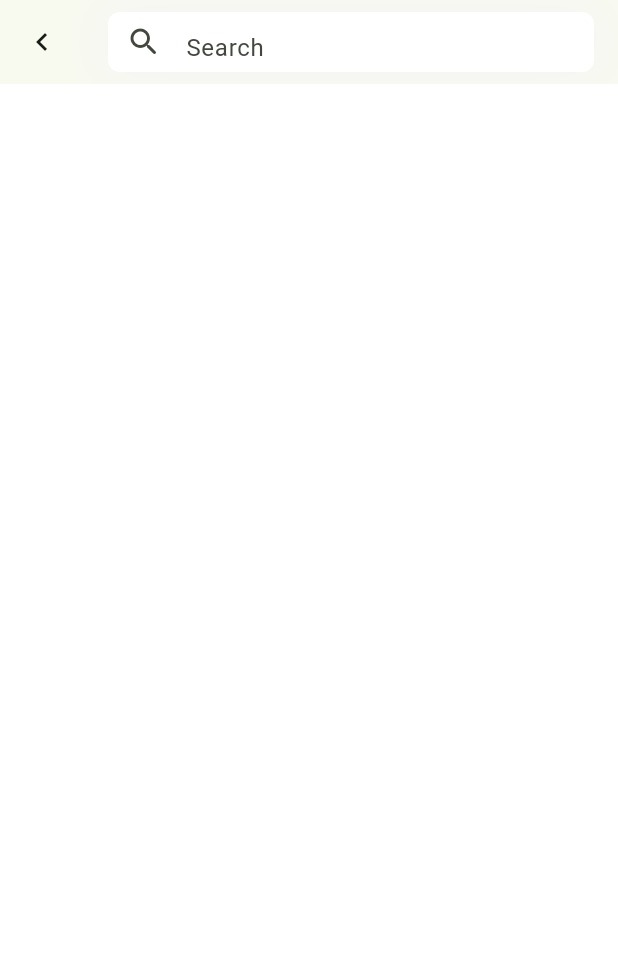
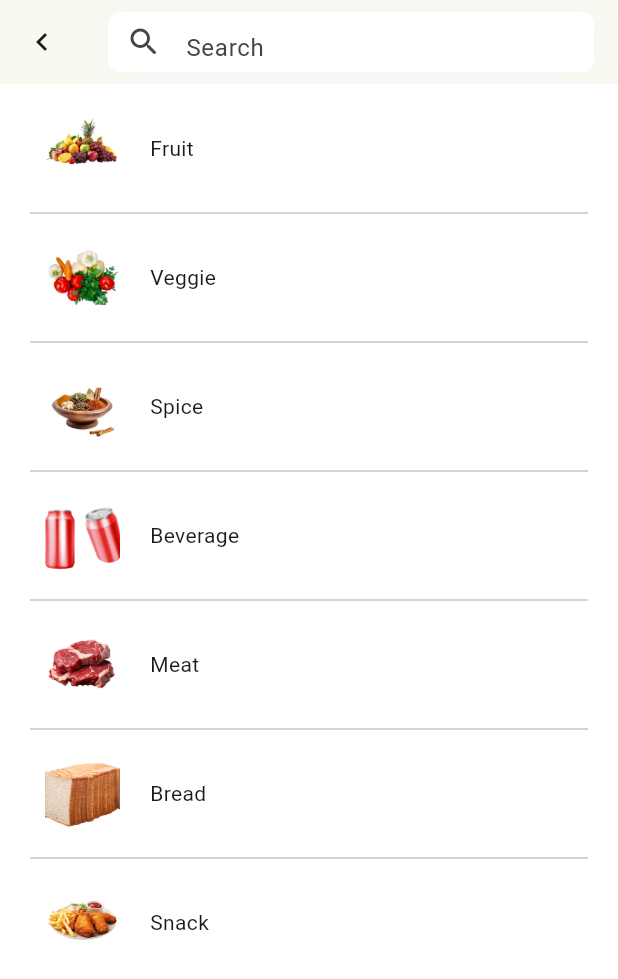
Before and after one commit to muhammadmidlaj/shoppy, a Flutter app: the screen it shows after launch, after a tap on "Search grocery", on a phone screen of 412 x 824 dp. Shown: the top 979 px of the screen. Run offline on Flutter 3.47's test engine with Material 3 defaults, Android fonts, the phone set to English and light mode, and no system bars; drawn by our look-alikes of oktoast; our stand-ins replace auto_size_text, cached_network_image, carousel_slider, dartz, equatable, flutter_bloc and 7 more; accounts and stored records are empty; network calls fail.

Commit message:
fixed customer selection issue

```diff
--- a/lib/core/utils/debouncer.dart
+++ b/lib/core/utils/debouncer.dart
@@ -12,7 +12,7 @@ class Debouncer {
       timer!.cancel();
     }
     timer = Timer(
-      const Duration(milliseconds: Duration.millisecondsPerSecond),
+      const Duration(milliseconds: Duration.millisecondsPerSecond ~/ 2),
       action,
     );
   }
--- a/lib/core/utils/typedef.dart
+++ b/lib/core/utils/typedef.dart
@@ -2,4 +2,4 @@ import 'package:dartz/dartz.dart';
 import 'package:shoppy/core/errors/error.dart';
 
 typedef DataMap = Map<String, dynamic>;
-typedef Result<T> = Future<Either<Failure,T>> ;
+typedef Result<T> = Future<Either<Failure, T>>;
--- a/lib/presentation/bloc/customer_bloc/customer_bloc.dart
+++ b/lib/presentation/bloc/customer_bloc/customer_bloc.dart
@@ -36,6 +36,11 @@ class CustomerBloc extends Bloc<CustomerEvent, CustomerState> {
   }
 
   List<Customer> _customerList = [];
+  Customer _selectedCustomer = Customer.empty();
+
+  setSelectedCustomer(Customer customer) {
+    _selectedCustomer = customer;
+  }
 
   Future<void> _fetchCustomerHandler(
       CustomerFetchEvent event, Emitter<CustomerState> emit) async {
@@ -47,7 +52,8 @@ class CustomerBloc extends Bloc<CustomerEvent, CustomerState> {
         emit(CustomerFailureState(AppTexts.noInternetMessage));
       } else {
         _customerList = cachedData;
-        emit(CustomerLoadedState(customers: cachedData));
+        emit(CustomerLoadedState(
+            customers: cachedData, selectedCustomer: _selectedCustomer));
       }
       return;
     }
@@ -56,14 +62,16 @@ class CustomerBloc extends Bloc<CustomerEvent, CustomerState> {
       final List<Customer> cachedData = await _getCustomersFromHive();
       if (cachedData.isNotEmpty) {
         _customerList = cachedData;
-        emit(CustomerLoadedState(customers: cachedData));
+        emit(CustomerLoadedState(
+            customers: cachedData, selectedCustomer: _selectedCustomer));
       } else {
         emit(CustomerFailureState(failure.message));
       }
     }, (result) {
       _insertCustomersToHive(result);
       _customerList = result;
-      emit(CustomerLoadedState(customers: result));
+      emit(CustomerLoadedState(
+          customers: result, selectedCustomer: _selectedCustomer));
     });
   }
 
@@ -75,6 +83,7 @@ class CustomerBloc extends Bloc<CustomerEvent, CustomerState> {
         customer.isSelected = !customer.isSelected;
       }
     }
+    _selectedCustomer = event.customer;
 
     emit(CustomerSelectedState(
         selectedCustomer: event.customer, customerList: _customerList));
@@ -85,6 +94,7 @@ class CustomerBloc extends Bloc<CustomerEvent, CustomerState> {
     for (Customer customer in _customerList) {
       customer.isSelected = false;
     }
+    _selectedCustomer = Customer.empty();
     emit(CustomerSelectedState(
         customerList: _customerList, selectedCustomer: Customer.empty()));
   }
@@ -103,7 +113,8 @@ class CustomerBloc extends Bloc<CustomerEvent, CustomerState> {
     response.fold((failure) {
       emit(CustomerFailureState(failure.message));
     }, (result) {
-      emit(CustomerLoadedState(customers: result));
+      emit(CustomerLoadedState(
+          customers: result, selectedCustomer: _selectedCustomer));
     });
   }
 }
--- a/lib/presentation/bloc/customer_bloc/customer_state.dart
+++ b/lib/presentation/bloc/customer_bloc/customer_state.dart
@@ -15,9 +15,10 @@ class CustomerInitialState extends CustomerState {}
 class CustomerLoadingState extends CustomerState {}
 
 class CustomerLoadedState extends CustomerState {
-  CustomerLoadedState({required List<Customer> customers})
+  CustomerLoadedState({required List<Customer> customers,required Customer selectedCustomer})
       : super(
           customerList: customers,
+          customer: selectedCustomer
         );
 
   @override
--- a/lib/presentation/screens/customer_screen.dart
+++ b/lib/presentation/screens/customer_screen.dart
@@ -19,6 +19,8 @@ import 'package:shoppy/presentation/screens/cart_screen.dart';
 import 'package:shoppy/presentation/screens/product_screen.dart';
 import 'package:shoppy/presentation/widgets/customer_list_item.dart';
 import 'package:shoppy/general_widgets/custom_button.dart';
+import 'package:shoppy/presentation/widgets/customer_list_view.dart';
+import 'package:shoppy/presentation/widgets/customer_search_field.dart';
 
 class CustomerScreen extends StatefulWidget {
   const CustomerScreen({super.key, required this.isFromNavigationbar});
@@ -61,43 +63,6 @@ class _CustomerScreenState extends State<CustomerScreen> {
             padding: const EdgeInsets.symmetric(horizontal: 16, vertical: 5),
             child: Column(
               children: [
-                Container(
-                  decoration: BoxDecoration(
-                      border: Border.all(),
-                      borderRadius: BorderRadius.circular(30)),
-                  child: Center(
-                    child: TextFormField(
-                      controller: searchController,
-                      onChanged: (value) {
-                        _debouncer.run(() {
-                          if (value.isEmpty) {
-                            context
-                                .read<CustomerBloc>()
-                                .add(const CustomerFetchEvent());
-                          }
-                          context
-                              .read<CustomerBloc>()
-                              .add(CustomerSearchEvent(searchText: value));
-                        });
-                      },
-                      decoration: InputDecoration(
-                          border: InputBorder.none,
-                          hintText: "Search",
-                          prefixIcon: const Icon(Icons.search_rounded),
-                          suffixIcon: searchController.text.isEmpty
-                              ? const Row(
-                                  mainAxisSize: MainAxisSize.min,
-                                  children: [
-                                    Icon(Icons.qr_code),
-                                    GapConstant.w8,
-                                    Icon(Icons.person_add),
-                                    GapConstant.w12
-                                  ],
-                                )
-                              : const SizedBox()),
-                    ),
-                  ),
-                ),
                 GapConstant.h12,
                 if (state is CustomerLoadingState)
                   const Expanded(
@@ -105,8 +70,10 @@ class _CustomerScreenState extends State<CustomerScreen> {
                   ),
                 if (state is CustomerFailureState)
                   Column(
+                    crossAxisAlignment: CrossAxisAlignment.center,
                     children: [
-                      Lottie.asset(AssetConstants.lottieError),
+                      Lottie.asset(AssetConstants.lottieError,
+                          height: 100, width: 100),
                       const Text(
                         AppTexts.serverFailureMessage,
                         style: AppTypoGraphy.bodyLarge,
@@ -116,37 +83,38 @@ class _CustomerScreenState extends State<CustomerScreen> {
                 if (state is CustomerLoadedState ||
                     state is CustomerSelectedState ||
                     state is CustomerSelectionClearedState)
-                  Expanded(
-                      child: Stack(
-                    children: [
-                      ListView.builder(
-                        padding: const EdgeInsets.only(bottom: 40),
-                        physics: const BouncingScrollPhysics(),
-                        itemCount: state.customerList.length,
-                        itemBuilder: (context, index) => CustomerListItem(
-                          customer: state.customerList[index],
-                        ),
-                      ),
-                      BlocBuilder<CartBloc, CartState>(
-                        builder: (context, state) {
-                          log(state.toString());
-                          if (state.selectedCustomer != Customer.empty()) {
-                            return Align(
-                                alignment: Alignment.bottomCenter,
-                                child: CustomButton(
-                                  label: state.cart.cartItems.isEmpty
-                                      ? "Add products "
-                                      : "Go to cart",
-                                  onTap: () => state.cart.cartItems.isEmpty
-                                      ? navigateToProductScreen(context)
-                                      : navigateToCartScreen(context),
-                                ));
-                          }
-                          return const SizedBox();
-                        },
-                      )
-                    ],
-                  ))
+                const   CustomerListView()
+                // Expanded(
+                //     child: Stack(
+                //   children: [
+                //     ListView.builder(
+                //       padding: const EdgeInsets.only(bottom: 40),
+                //       physics: const BouncingScrollPhysics(),
+                //       itemCount: state.customerList.length,
+                //       itemBuilder: (context, index) => CustomerListItem(
+                //         customer: state.customerList[index],
+                //       ),
+                //     ),
+                //     BlocBuilder<CartBloc, CartState>(
+                //       builder: (context, state) {
+                //         log(state.toString());
+                //         if (state.selectedCustomer != Customer.empty()) {
+                //           return Align(
+                //               alignment: Alignment.bottomCenter,
+                //               child: CustomButton(
+                //                 label: state.cart.cartItems.isEmpty
+                //                     ? "Add products "
+                //                     : "Go to cart",
+                //                 onTap: () => state.cart.cartItems.isEmpty
+                //                     ? navigateToProductScreen(context)
+                //                     : navigateToCartScreen(context),
+                //               ));
+                //         }
+                //         return const SizedBox();
+                //       },
+                //     )
+                //   ],
+                // ))
               ],
             ),
           ),
@@ -170,7 +138,8 @@ class _CustomerScreenState extends State<CustomerScreen> {
         ),
         centerTitle: true,
         actions: const [Icon(Icons.menu), GapConstant.w8],
-    );
+        bottom: const PreferredSize(
+            preferredSize: Size.fromHeight(60), child: CustomerSearchField()));
   }
 
   navigateToProductScreen(BuildContext context) {
--- a/lib/presentation/screens/home_screen.dart
+++ b/lib/presentation/screens/home_screen.dart
@@ -100,7 +100,7 @@ class _HomeScreenState extends State<HomeScreen> {
   AppBar customeAppBar() {
     return AppBar(
         title: Text(
-          "Good day! 👋 ",
+          "Good day! 👋",
           style: AppTypoGraphy.titleLarge
               .copyWith(color: AppColorPallete.darkGreen),
         ),
@@ -167,6 +167,12 @@ class _SearchScreenState extends State<SearchScreen> {
   List<Category> searchList = [];
 
   @override
+  void initState() {
+    searchList.addAll(categoryList);
+    super.initState();
+  }
+
+  @override
   void dispose() {
     searchController.dispose();
     super.dispose();
@@ -203,6 +209,7 @@ class _SearchScreenState extends State<SearchScreen> {
             onChanged: (value) {
               searchList.clear();
               if (value.isEmpty) {
+                searchList.addAll(categoryList);
                 setState(() {});
                 return;
               }
--- a/lib/presentation/screens/layout_screen.dart
+++ b/lib/presentation/screens/layout_screen.dart
@@ -25,8 +25,6 @@ class LayoutScreen extends StatefulWidget {
 class _LayoutScreenState extends State<LayoutScreen> {
   @override
   void initState() {
-    locator<ConnectionChecker>().isConnected;
-    context.read<CartBloc>().add(const CartFetchLocalEvent());
     super.initState();
   }
 
--- a/lib/presentation/screens/product_screen.dart
+++ b/lib/presentation/screens/product_screen.dart
@@ -1,10 +1,11 @@
+import 'dart:developer';
+
 import 'package:flutter/material.dart';
 import 'package:flutter_bloc/flutter_bloc.dart';
 import 'package:shoppy/core/utils/app_typography.dart';
 import 'package:shoppy/core/constants/gap_constants.dart';
 import 'package:shoppy/core/utils/shimmer_components.dart';
 import 'package:shoppy/presentation/bloc/product_bloc/product_bloc.dart';
-import 'package:shoppy/presentation/screens/cart_screen.dart';
 import 'package:shoppy/presentation/widgets/cart_icon.dart';
 import 'package:shoppy/presentation/widgets/products_grid_view.dart';
 
@@ -69,6 +70,4 @@ class _ProductScreenState extends State<ProductScreen> {
       ],
     );
   }
-
-
 }
--- a/lib/presentation/screens/splash_screen.dart
+++ b/lib/presentation/screens/splash_screen.dart
@@ -1,8 +1,11 @@
 import 'package:flutter/material.dart';
+import 'package:flutter_bloc/flutter_bloc.dart';
 import 'package:flutter_spinkit/flutter_spinkit.dart';
 import 'package:shoppy/core/constants/gap_constants.dart';
 import 'package:shoppy/core/utils/app_colors.dart';
 import 'package:shoppy/core/utils/app_typography.dart';
+import 'package:shoppy/presentation/bloc/cart_bloc/cart_bloc.dart';
+import 'package:shoppy/presentation/bloc/customer_bloc/customer_bloc.dart';
 import 'package:shoppy/presentation/screens/layout_screen.dart';
 
 class SplashScreen extends StatefulWidget {
@@ -15,6 +18,7 @@ class SplashScreen extends StatefulWidget {
 class _SplashScreenState extends State<SplashScreen> {
   @override
   void initState() {
+    context.read<CartBloc>().add(const CartFetchLocalEvent());
     Future.delayed(const Duration(seconds: 1), () {
       Navigator.of(context).pushAndRemoveUntil(
           MaterialPageRoute(
@@ -27,7 +31,15 @@ class _SplashScreenState extends State<SplashScreen> {
 
   @override
   Widget build(BuildContext context) {
-    return Scaffold(
+    return BlocListener<CartBloc, CartState>(
+      listener: (context, state) {
+        if (state is ProductAddedState) {
+          context
+              .read<CustomerBloc>()
+              .setSelectedCustomer(state.selectedCustomer);
+        }
+      },
+      child: Scaffold(
         backgroundColor: AppColorPallete.primaryColor,
         body: Column(
           mainAxisAlignment: MainAxisAlignment.center,
@@ -40,8 +52,8 @@ class _SplashScreenState extends State<SplashScreen> {
             GapConstant.h12,
             Text(
               "Shoppy",
-            style:
-                AppTypoGraphy.titleLarge.copyWith(color: AppColorPallete.white),
+              style: AppTypoGraphy.titleLarge
+                  .copyWith(color: AppColorPallete.white),
             ),
             GapConstant.h8,
             const SpinKitWave(
@@ -51,6 +63,7 @@ class _SplashScreenState extends State<SplashScreen> {
             )
           ],
         ),
+      ),
     );
   }
 }
--- /dev/null
+++ b/lib/presentation/widgets/customer_search_field.dart
@@ -0,0 +1,62 @@
+import 'package:flutter/material.dart';
+import 'package:flutter_bloc/flutter_bloc.dart';
+import 'package:shoppy/core/constants/gap_constants.dart';
+import 'package:shoppy/core/utils/debouncer.dart';
+import 'package:shoppy/presentation/bloc/customer_bloc/customer_bloc.dart';
+
+class CustomerSearchField extends StatefulWidget {
+  const CustomerSearchField({super.key});
+
+  @override
+  State<CustomerSearchField> createState() => _CustomerSearchFieldState();
+}
+
+class _CustomerSearchFieldState extends State<CustomerSearchField> {
+  final TextEditingController searchController = TextEditingController();
+  final Debouncer debouncer = Debouncer();
+
+  @override
+  void dispose() {
+    searchController.dispose();
+    super.dispose();
+  }
+
+  @override
+  Widget build(BuildContext context) {
+    return Container(
+      margin: const EdgeInsets.symmetric(horizontal: 16, vertical: 5),
+      decoration: BoxDecoration(
+          border: Border.all(), borderRadius: BorderRadius.circular(30)),
+      child: Center(
+        child: TextFormField(
+          controller: searchController,
+          onChanged: (value) {
+            debouncer.run(() {
+              if (value.isEmpty) {
+                context.read<CustomerBloc>().add(const CustomerFetchEvent());
+              }
+              context
+                  .read<CustomerBloc>()
+                  .add(CustomerSearchEvent(searchText: value));
+            });
+          },
+          decoration: InputDecoration(
+              border: InputBorder.none,
+              hintText: "Search",
+              prefixIcon: const Icon(Icons.search_rounded),
+              suffixIcon: searchController.text.isEmpty
+                  ? const Row(
+                      mainAxisSize: MainAxisSize.min,
+                      children: [
+                        Icon(Icons.qr_code),
+                        GapConstant.w8,
+                        Icon(Icons.person_add),
+                        GapConstant.w12
+                      ],
+                    )
+                  : const SizedBox()),
+        ),
+      ),
+    );
+  }
+}
```
Also changed, not shown: lib/presentation/widgets/customer_list_view.dart (added, +68 -0 lines). Lines whose indentation alone changed are shown as unchanged.
